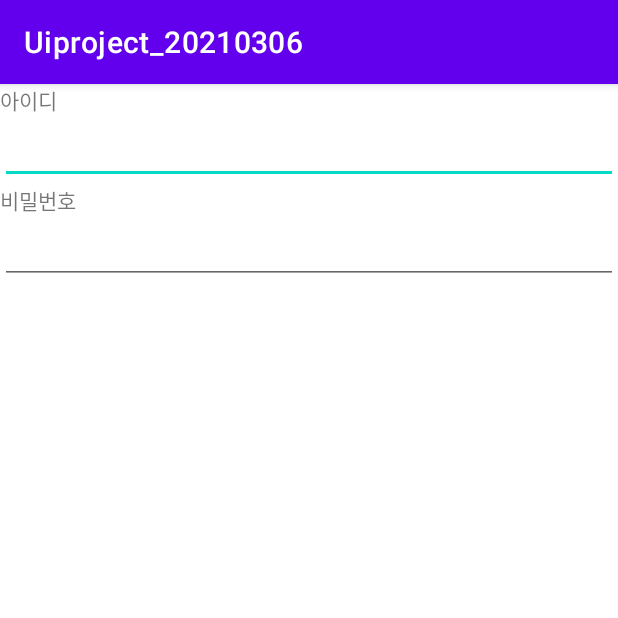
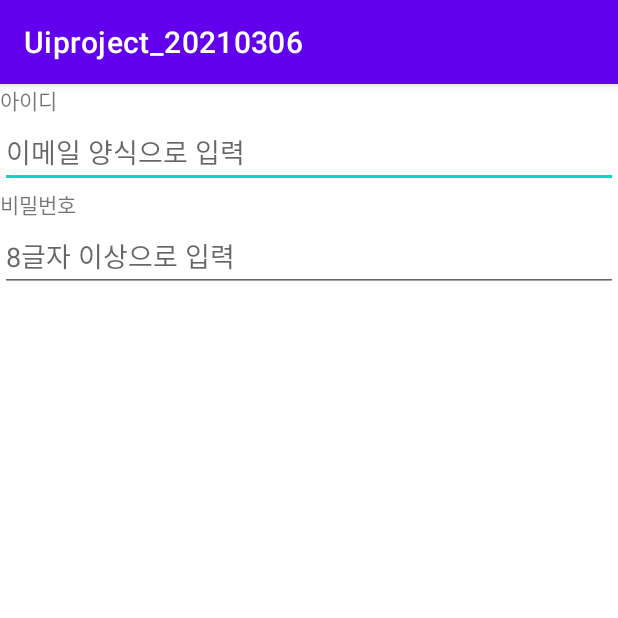
Before and after one commit to junho0615/Uiproject_20210306, an Android app: the screen it shows after launch (MainActivity), on a phone screen of 412 x 824 dp, the top half of it. Run offline under Robolectric (Android 15) with nearby library versions, the phone set to English and light mode, and no system bars.

Commit message:
hint 속성 체험

```diff
--- a/app/src/main/res/layout/activity_main.xml
+++ b/app/src/main/res/layout/activity_main.xml
@@ -15,7 +15,8 @@
 
     <EditText
         android:layout_width="match_parent"
-        android:layout_height="wrap_content"/>
+        android:layout_height="wrap_content"
+        android:hint="이메일 양식으로 입력"/>
 
     <TextView
         android:layout_width="wrap_content"
@@ -24,7 +25,8 @@
 
     <EditText
         android:layout_width="match_parent"
-        android:layout_height="wrap_content"/>
+        android:layout_height="wrap_content"
+        android:hint="8글자 이상으로 입력"/>
 
 
 </LinearLayout>
```
